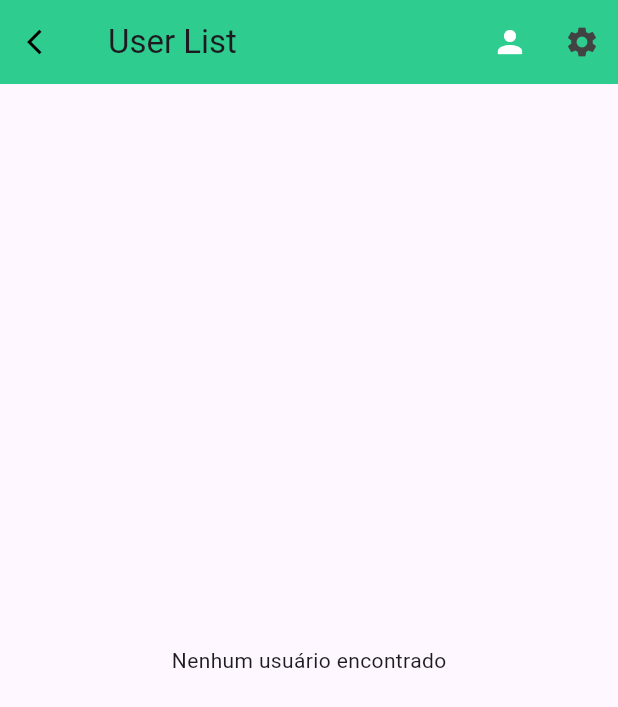
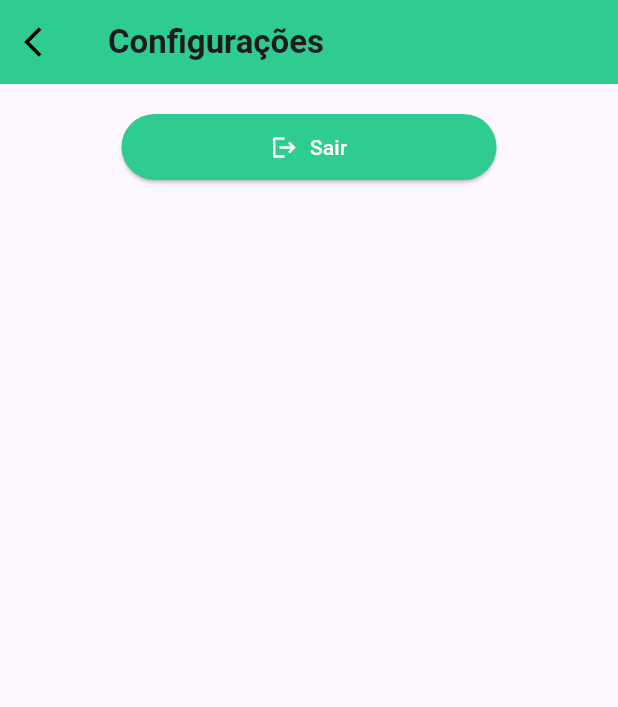
Before and after one commit to Mussatos/Flutter-Broom, a Flutter app: the UserList screen opened by its route, after a tap on the "settings" icon, on a phone screen of 412 x 824 dp. Shown: the top 707 px of the screen. Run offline on Flutter 3.47's test engine with Material 3 defaults, Android fonts, the phone set to English and light mode, and no system bars; our stand-ins replace file_picker, firebase_storage, flutter_dotenv, flutter_masked_text2, go_router, jwt_decoder and 1 more; accounts and stored records are empty; network calls fail.

Commit message:
[FEAT] Ajuste de rotas e criação do módulo de configurações com função de logout

```diff
--- a/lib/main.dart
+++ b/lib/main.dart
@@ -112,7 +112,7 @@ class _HomePageState extends State<HomePage> {
                       minWidth: double.infinity,
                       height: 60,
                       color: Colors.black,
-                      onPressed: () => GoRouter.of(context).push('/login'),
+                      onPressed: () => GoRouter.of(context).push('/register'),
                       shape: RoundedRectangleBorder(
                           side: BorderSide(color: Colors.black),
                           borderRadius: BorderRadius.circular(50)),
--- a/lib/user_form.dart
+++ b/lib/user_form.dart
@@ -9,9 +9,10 @@ import 'package:broom_main_vscode/api/user.api.dart';
 import 'package:flutter/rendering.dart';
 import 'package:flutter/widgets.dart';
 import 'package:flutter_masked_text2/flutter_masked_text2.dart';
+import 'package:go_router/go_router.dart';
 
 class UserForm extends StatefulWidget {
-  const UserForm({super.key, required List<Container> children});
+  const UserForm({super.key});
 
   @override
   State<UserForm> createState() => _UserFormState();
@@ -102,8 +103,7 @@ class _UserFormState extends State<UserForm> {
       userProvider.users.add(user);
 
       if (await register(user.toJson())) {
-        Navigator.push(
-            context, MaterialPageRoute(builder: (context) => UserList()));
+        GoRouter.of(context).push('/List');
       } else {
         ScaffoldMessenger.of(context).showSnackBar(
           const SnackBar(
--- /dev/null
+++ b/lib/view/account_settings.dart
@@ -0,0 +1,79 @@
+import 'package:broom_main_vscode/ui-components/modal.dart';
+import 'package:flutter/material.dart';
+import 'package:go_router/go_router.dart';
+
+class AccountSettings extends StatelessWidget {
+  const AccountSettings({super.key});
+
+  void confirmLogout(context) {
+    showDialog(
+        context: context,
+        builder: (BuildContext context) {
+          return Modal(
+            title: 'Deseja sair da sua sessão atual?',
+            message:
+                'Você será redirecionado para a tela principal, tem certeza disso?',
+            click: () => GoRouter.of(context).push('/logout'),
+          );
+        });
+  }
+
+  @override
+  Widget build(BuildContext context) {
+    return MaterialApp(
+      home: Scaffold(
+          appBar: AppBar(
+            title: const Text(
+              'Configurações',
+              style: TextStyle(fontSize: 22, fontWeight: FontWeight.w600),
+            ),
+            backgroundColor: const Color(0xFF2ECC8F),
+            leading: IconButton(
+              onPressed: () {
+                Navigator.pop(context);
+              },
+              icon: const Icon(
+                Icons.arrow_back_ios,
+                size: 24,
+                color: Colors.black,
+              ),
+            ),
+          ),
+          body: Padding(
+            padding: const EdgeInsets.all(18.0),
+            child: Row(
+              mainAxisAlignment: MainAxisAlignment.center,
+              children: [
+                Column(
+                  crossAxisAlignment: CrossAxisAlignment.center,
+                  children: [
+                    SizedBox(
+                      width: 250,
+                      child: ElevatedButton.icon(
+                        onPressed: () => confirmLogout(context),
+                        label: const Text(
+                          'Sair',
+                          style: TextStyle(color: Colors.white),
+                        ),
+                        icon: const Icon(
+                          Icons.logout,
+                          color: Colors.white,
+                        ),
+                        style: ElevatedButton.styleFrom(
+                          backgroundColor: const Color(0xFF2ECC8F),
+                          padding: const EdgeInsets.symmetric(
+                              horizontal: 20, vertical: 12),
+                          shape: RoundedRectangleBorder(
+                            borderRadius: BorderRadius.circular(30),
+                          ),
+                        ),
+                      ),
+                    )
+                  ],
+                ),
+              ],
+            ),
+          )),
+    );
+  }
+}
--- a/lib/view/user_list.dart
+++ b/lib/view/user_list.dart
@@ -8,6 +8,7 @@ import 'package:broom_main_vscode/user_yourself.dart';
 import 'package:flutter/material.dart';
 import 'package:broom_main_vscode/ui-components/user_image.dart';
 import 'package:broom_main_vscode/user_view.dart';
+import 'package:go_router/go_router.dart';
 
 class UserList extends StatefulWidget {
   const UserList({super.key});
@@ -19,7 +20,6 @@ class UserList extends StatefulWidget {
 class _UserListState extends State<UserList> {
   @override
   Widget build(BuildContext context) {
-
     UserProvider userProvider = UserProvider.of(context) as UserProvider;
     List<User> users = userProvider.users;
     int usersLength = users.length;
@@ -59,28 +59,34 @@ class _UserListState extends State<UserList> {
 
     return Scaffold(
       appBar: AppBar(
-        title: Text('User List'),
+        title: Text('Listagem de usuários',
+            style: TextStyle(fontSize: 22, fontWeight: FontWeight.w600)),
         actions: [
           IconButton(
             icon: Icon(Icons.person),
             color: Colors.white,
             onPressed: () {
-              Navigator.push(context,
-                  MaterialPageRoute(builder: (context) => UserYourself()));
+              GoRouter.of(context).push('/account/view');
             },
           ),
           IconButton(
             icon: Icon(Icons.settings),
             color: Colors.grey.shade800,
-            onPressed: () {},
+            onPressed: () {
+              GoRouter.of(context).push('/account/settings');
+            },
           ),
         ],
         elevation: 0,
         backgroundColor: Color(0xFF2ECC8F),
         leading: IconButton(
           onPressed: () {
-            Navigator.push(context, MaterialPageRoute(
-                                builder: (context) => HomePage(loggedOut: true,)));
+            Navigator.push(
+                context,
+                MaterialPageRoute(
+                    builder: (context) => HomePage(
+                          loggedOut: true,
+                        )));
           },
           icon: const Icon(
             Icons.arrow_back_ios,
```
Also changed, not shown: lib/address_list.dart (+4 -4 lines), lib/login.dart (+3 -6 lines), lib/signup.dart (+2 -94 lines), lib/ui-components/modal.dart (added, +59 -0 lines), lib/user_yourself.dart (+4 -7 lines), lib/utils/routes.dart (+24 -0 lines).
